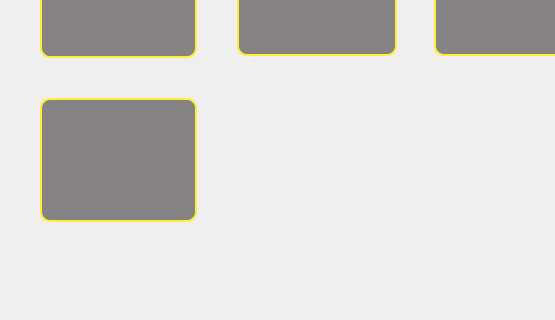
This is DMM/basicsettingwidget.ui in mickyTwenty/DMM as Qt 5 draws it before an edit; both pictures show x 0 to 555 and y 89 to 409 of the 1024 by 600 pixel window. The edited form follows.
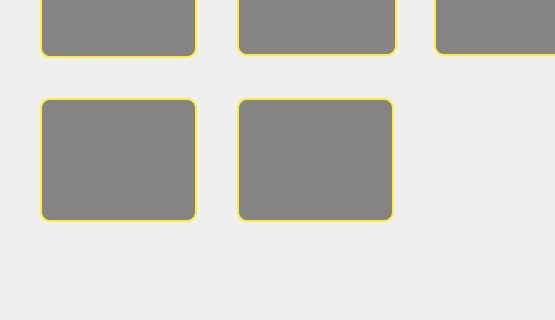
This is the edited form. Icons and pictures are not drawn.

```diff
--- a/DMM/basicsettingwidget.ui
+++ b/DMM/basicsettingwidget.ui
@@ -136,6 +136,9 @@
      <item row="1" column="0">
       <widget class="QPushButton" name="btnSetMWT"/>
      </item>
+     <item row="1" column="1">
+      <widget class="QPushButton" name="btnSetClientHost"/>
+     </item>
     </layout>
    </item>
    <item>
```
